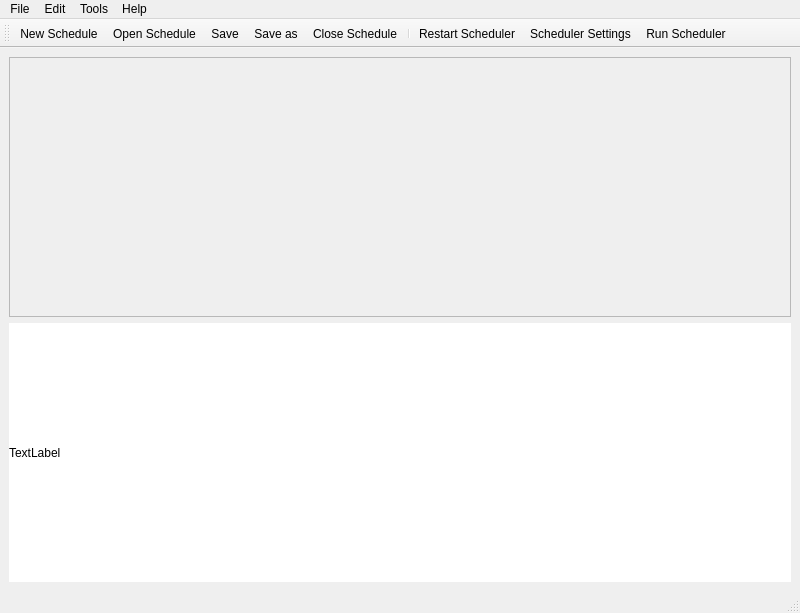
The window that FCheddar/mainwindow.ui (alu0101278919/OS_Project_FCheddar) describes before a commit, drawn with Qt 5.
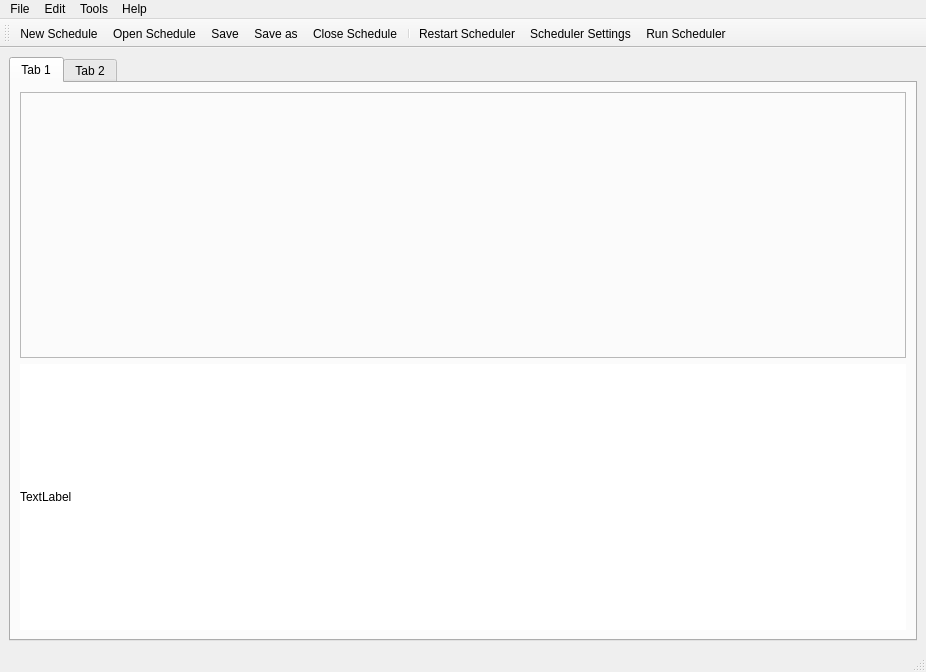
The same window after the commit. Icons and pictures are not drawn.

Commit message: Including tabs widget in mainWindow

Diff of the .ui file:
```diff
--- a/FCheddar/mainwindow.ui
+++ b/FCheddar/mainwindow.ui
@@ -6,15 +6,22 @@
    <rect>
     <x>0</x>
     <y>0</y>
-    <width>800</width>
-    <height>613</height>
+    <width>926</width>
+    <height>672</height>
    </rect>
   </property>
   <property name="windowTitle">
    <string>MainWindow</string>
   </property>
   <widget class="QWidget" name="centralwidget">
-   <layout class="QVBoxLayout" name="verticalLayout_3">
+   <layout class="QHBoxLayout" name="horizontalLayout">
+    <item>
+     <widget class="QTabWidget" name="tabWidget">
+      <widget class="QWidget" name="tab">
+       <attribute name="title">
+        <string>Tab 1</string>
+       </attribute>
+       <layout class="QVBoxLayout" name="verticalLayout_2">
     <item>
      <widget class="QFrame" name="plot">
       <property name="minimumSize">
@@ -34,7 +41,7 @@
         <rect>
          <x>0</x>
          <y>0</y>
-         <width>781</width>
+             <width>881</width>
          <height>251</height>
         </rect>
        </property>
@@ -43,8 +50,6 @@
      </widget>
     </item>
     <item>
-     <layout class="QVBoxLayout" name="verticalLayout_6">
-      <item>
        <widget class="QLabel" name="label">
         <property name="minimumSize">
          <size>
@@ -64,6 +69,13 @@
        </widget>
       </item>
      </layout>
+      </widget>
+      <widget class="QWidget" name="tab_2">
+       <attribute name="title">
+        <string>Tab 2</string>
+       </attribute>
+      </widget>
+     </widget>
     </item>
    </layout>
   </widget>
@@ -72,8 +84,8 @@
     <rect>
      <x>0</x>
      <y>0</y>
-     <width>800</width>
-     <height>22</height>
+     <width>926</width>
+     <height>25</height>
     </rect>
    </property>
    <widget class="QMenu" name="menuFile">
```
Lines whose indentation alone changed are shown as unchanged.
